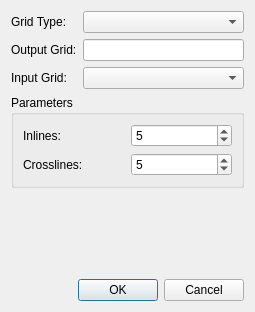
First picture: the form in ProzessUI/smoothgriddialog.ui, repository fsoos74/su, before the edit.
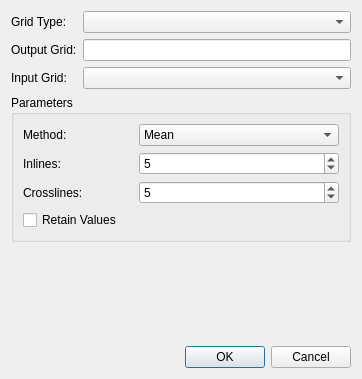
Second picture: the form after the edit. Icons and pictures are not drawn.

```diff
--- a/ProzessUI/smoothgriddialog.ui
+++ b/ProzessUI/smoothgriddialog.ui
@@ -6,8 +6,8 @@
    <rect>
     <x>0</x>
     <y>0</y>
-    <width>255</width>
-    <height>312</height>
+    <width>362</width>
+    <height>379</height>
    </rect>
   </property>
   <property name="windowTitle">
@@ -59,19 +59,56 @@
      </property>
      <layout class="QGridLayout" name="gridLayout_2">
       <item row="0" column="0">
+       <widget class="QLabel" name="label">
+        <property name="text">
+         <string>Method:</string>
+        </property>
+       </widget>
+      </item>
+      <item row="0" column="1">
+       <widget class="QComboBox" name="cbMethod">
+        <property name="minimumSize">
+         <size>
+          <width>200</width>
+          <height>0</height>
+         </size>
+        </property>
+        <item>
+         <property name="text">
+          <string>Mean</string>
+         </property>
+        </item>
+        <item>
+         <property name="text">
+          <string>Mean (Distance Weighted)</string>
+         </property>
+        </item>
+        <item>
+         <property name="text">
+          <string>Mean (Trimmed 80%)</string>
+         </property>
+        </item>
+        <item>
+         <property name="text">
+          <string>Median</string>
+         </property>
+        </item>
+       </widget>
+      </item>
+      <item row="1" column="0">
        <widget class="QLabel" name="label_4">
         <property name="text">
          <string>Inlines:</string>
         </property>
        </widget>
       </item>
-      <item row="0" column="1">
+      <item row="1" column="1">
        <widget class="QSpinBox" name="sbInlines">
         <property name="minimum">
          <number>1</number>
         </property>
         <property name="maximum">
-         <number>99</number>
+         <number>999</number>
         </property>
         <property name="singleStep">
          <number>2</number>
@@ -81,20 +118,20 @@
         </property>
        </widget>
       </item>
-      <item row="1" column="0">
+      <item row="2" column="0">
        <widget class="QLabel" name="label_5">
         <property name="text">
          <string>Crosslines:</string>
         </property>
        </widget>
       </item>
-      <item row="1" column="1">
+      <item row="2" column="1">
        <widget class="QSpinBox" name="sbCrosslines">
         <property name="minimum">
          <number>1</number>
         </property>
         <property name="maximum">
-         <number>99</number>
+         <number>999</number>
         </property>
         <property name="singleStep">
          <number>2</number>
@@ -104,6 +141,13 @@
         </property>
        </widget>
       </item>
+      <item row="3" column="0">
+       <widget class="QCheckBox" name="cbRetain">
+        <property name="text">
+         <string>Retain Values</string>
+        </property>
+       </widget>
+      </item>
      </layout>
     </widget>
    </item>
```
Left out of the diff: 4 changed lines with no effect on the pictures.
